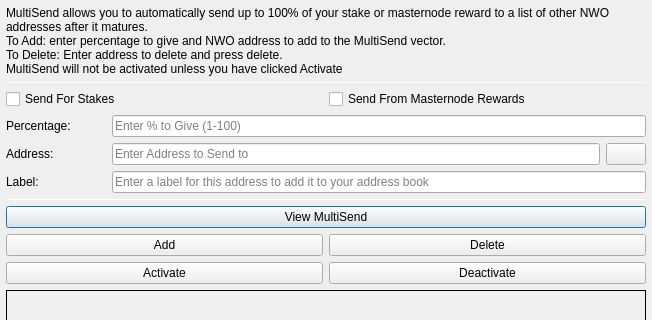
Before: the Qt Designer form src/qt/forms/multisenddialog.ui in MotoAcidic/BaseSource, drawn with Qt 5; both pictures show x 0 to 652 and y 0 to 320 of the 652 by 462 pixel window.
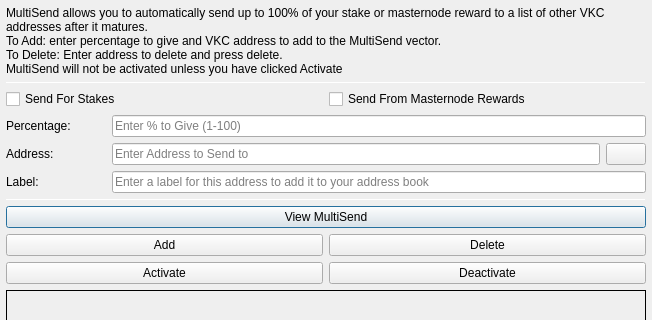
After: the same form once the commit is applied. Icons and pictures are not drawn.

The edit to the form file:
```diff
--- a/src/qt/forms/multisenddialog.ui
+++ b/src/qt/forms/multisenddialog.ui
@@ -37,8 +37,8 @@
         <number>1</number>
        </property>
        <property name="text">
-        <string>MultiSend allows you to automatically send up to 100% of your stake or masternode reward to a list of other NWO addresses after it matures.
-To Add: enter percentage to give and NWO address to add to the MultiSend vector.
+        <string>MultiSend allows you to automatically send up to 100% of your stake or masternode reward to a list of other VKC addresses after it matures.
+To Add: enter percentage to give and VKC address to add to the MultiSend vector.
 To Delete: Enter address to delete and press delete.
 MultiSend will not be activated unless you have clicked Activate</string>
        </property>
```
Left out of the diff: 4 changed lines with no effect on the pictures.
